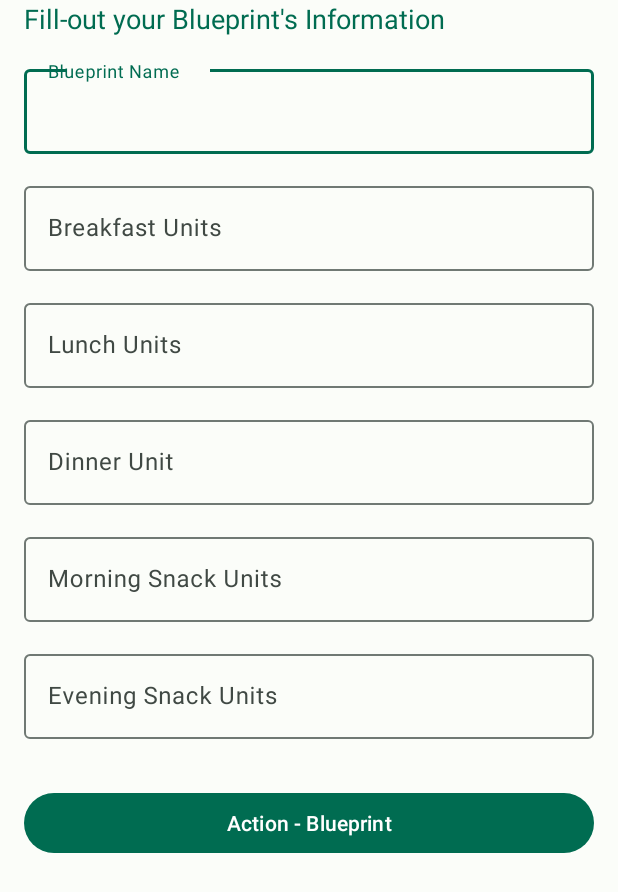
After one commit to AnnieBonav/StopGuessing, an Android app: the fragment InteractsBlueprintsFragment shown on its own in the app's theme, on a phone screen of 412 x 824 dp. The commit adds this screen. Shown: the top 892 px of the screen. Run offline under Robolectric (Android 15) with nearby library versions, the phone set to English and light mode, and no system bars; our stand-ins replace Room's generated code, data binding; 1 statement that could not run was skipped.

Commit message:
Adds Blueprints Interactions Fragment
Not currently working

```diff
--- /dev/null
+++ b/StopGuessingM3/app/src/main/java/com/anniebonav/stopguessingm3/data/UIViewModelInteractBlueprint.kt
@@ -0,0 +1,30 @@
+package com.anniebonav.stopguessingm3.data
+
+import androidx.lifecycle.MutableLiveData
+import androidx.lifecycle.ViewModel
+
+class UIViewModelInteractBlueprint: ViewModel() {
+    val currentBlueprintName: MutableLiveData<String> by lazy {
+        MutableLiveData<String>()
+    }
+
+    val currentBlueprintBreakfastUnits: MutableLiveData<String> by lazy {
+        MutableLiveData<String>()
+    }
+
+    val currentBlueprintLunchUnits: MutableLiveData<String> by lazy {
+        MutableLiveData<String>()
+    }
+
+    val currentBlueprintDinnerUnits: MutableLiveData<String> by lazy {
+        MutableLiveData<String>()
+    }
+
+    val currentBlueprintMorningSnackUnits: MutableLiveData<String> by lazy {
+        MutableLiveData<String>()
+    }
+
+    val currentBlueprintEveningSnackUnits: MutableLiveData<String> by lazy {
+        MutableLiveData<String>()
+    }
+}
--- /dev/null
+++ b/StopGuessingM3/app/src/main/java/com/anniebonav/stopguessingm3/fragments/InteractsBlueprintsFragment.kt
@@ -0,0 +1,59 @@
+package com.anniebonav.stopguessingm3.fragments
+
+import android.os.Bundle
+import android.os.Handler
+import android.os.Looper
+import androidx.fragment.app.Fragment
+import android.view.LayoutInflater
+import android.view.View
+import android.view.ViewGroup
+import androidx.fragment.app.viewModels
+import com.anniebonav.stopguessingm3.MainActivity
+import com.anniebonav.stopguessingm3.R
+import com.anniebonav.stopguessingm3.StopGuessingDatabase
+import com.anniebonav.stopguessingm3.data.UIViewModelInteractBlueprint
+import com.anniebonav.stopguessingm3.databinding.FragmentInteractsBlueprintsBinding
+
+class InteractsBlueprintsFragment : Fragment() {
+    private var _binding: FragmentInteractsBlueprintsBinding? = null
+    private val binding get() = _binding!!
+    private val _blueprintViewModel: UIViewModelInteractBlueprint by viewModels()
+
+    override fun onCreateView(
+        inflater: LayoutInflater, container: ViewGroup?,
+        savedInstanceState: Bundle?
+    ): View? {
+        val context = activity as MainActivity
+        _binding = FragmentInteractsBlueprintsBinding.inflate(inflater, container,false)
+
+        binding.lifecycleOwner = viewLifecycleOwner
+        binding.blueprintsViewModel = _blueprintViewModel
+
+        val blueprintDao = StopGuessingDatabase.getDatabase(context).ingredientDao()
+        /*
+        if(arguments != null){ //If I am sending arguments, it means that I am updating an ingredient and not adding one. This way I reuse my View Model.
+            var selectedIngredientId = arguments?.getInt("selectedIngredient")
+            binding.crudActionButton.text = "Update Ingredient"
+            Thread{
+                val selectedIngredient = ingredientDao.getIngredient(selectedIngredientId!!)
+                Handler(Looper.getMainLooper()).post {
+                    _ingredientViewModel.currentIngredientName.value = selectedIngredient.ingredientName
+                    _ingredientViewModel.currentIngredientCategory.value = selectedIngredient.ingredientCategory
+                    _ingredientViewModel.currentIngredientAmount.value = selectedIngredient.ingredientAmount.toString()
+                    _ingredientViewModel.currentIngredientMeasurement.value = selectedIngredient.ingredientMeasurement
+                }
+            }.start()
+
+            binding.crudActionButton.setOnClickListener(){
+                UpdateIngredient(ingredientDao, selectedIngredientId!!)
+            }
+        }else{
+            binding.crudActionButton.text = "Add Ingredient"
+
+            binding.crudActionButton.setOnClickListener(){
+                CreateIngredient(ingredientDao)
+            }
+        }*/
+        return binding.root
+    }
+}
--- a/StopGuessingM3/app/src/main/java/com/anniebonav/stopguessingm3/InteractsIngredientFragment.kt
+++ b/StopGuessingM3/app/src/main/java/com/anniebonav/stopguessingm3/fragments/InteractsIngredientFragment.kt
@@ -1,4 +1,4 @@
-package com.anniebonav.stopguessingm3
+package com.anniebonav.stopguessingm3.fragments
 
 import android.os.Bundle
 import android.os.Handler
@@ -11,6 +11,9 @@ import android.view.ViewGroup
 import android.widget.Toast
 import androidx.fragment.app.viewModels
 import androidx.navigation.fragment.findNavController
+import com.anniebonav.stopguessingm3.MainActivity
+import com.anniebonav.stopguessingm3.R
+import com.anniebonav.stopguessingm3.StopGuessingDatabase
 import com.anniebonav.stopguessingm3.data.Ingredients.Ingredient
 import com.anniebonav.stopguessingm3.data.Ingredients.IngredientDAO
 import com.anniebonav.stopguessingm3.data.UIViewModelInteractIngredient
--- /dev/null
+++ b/StopGuessingM3/app/src/main/res/layout/fragment_interacts_blueprints.xml
@@ -0,0 +1,143 @@
+<?xml version="1.0" encoding="utf-8"?>
+<layout xmlns:android="http://schemas.android.com/apk/res/android"
+    xmlns:app="http://schemas.android.com/apk/res-auto"
+    xmlns:tools="http://schemas.android.com/tools">
+    <data>
+        <variable
+            name="blueprintsViewModel"
+            type="com.anniebonav.stopguessingm3.data.UIViewModelInteractBlueprint"/>
+    </data>
+    <androidx.constraintlayout.widget.ConstraintLayout
+        android:layout_width="match_parent"
+        android:layout_height="match_parent"
+        tools:context=".fragments.InteractsBlueprintsFragment">
+
+        <TextView
+            android:id="@+id/blueprintInstruction"
+            android:layout_width="wrap_content"
+            android:layout_height="wrap_content"
+            android:layout_weight="1"
+            android:paddingLeft="16dp"
+            android:text="Fill-out your Blueprint's Information"
+            android:textAppearance="@style/TextAppearance.AppCompat.Medium"
+            android:textColor="@color/md_theme_light_primary"
+            app:layout_constraintStart_toStartOf="parent"
+            app:layout_constraintTop_toTopOf="parent" />
+
+        <com.google.android.material.textfield.TextInputLayout
+            android:id="@+id/blueprintNameInput"
+            android:layout_width="match_parent"
+            android:layout_height="wrap_content"
+            android:hint="Blueprint Name"
+            android:layout_marginTop="16dp"
+            app:layout_constraintTop_toBottomOf="@+id/blueprintInstruction"
+            app:startIconContentDescription="@string/delete_icon"
+            app:endIconMode="clear_text">
+
+            <com.google.android.material.textfield.TextInputEditText
+                android:text="@={blueprintsViewModel.currentBlueprintName}"
+                android:layout_width="match_parent"
+                android:layout_height="wrap_content"
+                android:layout_marginHorizontal="16dp"/>
+        </com.google.android.material.textfield.TextInputLayout>
+
+        <com.google.android.material.textfield.TextInputLayout
+            android:id="@+id/blueprintBreakfastUnitsInput"
+            android:layout_width="match_parent"
+            android:layout_height="wrap_content"
+            android:hint="Breakfast Units"
+            android:layout_marginTop="16dp"
+            app:layout_constraintTop_toBottomOf="@+id/blueprintNameInput"
+            app:endIconMode="clear_text">
+
+            <com.google.android.material.textfield.TextInputEditText
+                android:text="@={blueprintsViewModel.currentBlueprintBreakfastUnits}"
+                android:layout_width="match_parent"
+                android:layout_height="wrap_content"
+                android:inputType="number"
+                android:layout_marginHorizontal="16dp"/>
+
+        </com.google.android.material.textfield.TextInputLayout>
+
+        <com.google.android.material.textfield.TextInputLayout
+            android:id="@+id/blueprintLunchUnitsInput"
+            android:layout_width="match_parent"
+            android:layout_height="wrap_content"
+            android:hint="Lunch Units"
+            android:layout_marginTop="16dp"
+            app:layout_constraintTop_toBottomOf="@+id/blueprintBreakfastUnitsInput"
+            app:endIconMode="clear_text">
+
+            <com.google.android.material.textfield.TextInputEditText
+                android:layout_width="match_parent"
+                android:layout_height="wrap_content"
+                android:layout_marginHorizontal="16dp"
+                android:inputType="number"
+                android:text="@={blueprintsViewModel.currentBlueprintLunchUnits}" />
+
+        </com.google.android.material.textfield.TextInputLayout>
+
+        <com.google.android.material.textfield.TextInputLayout
+            android:id="@+id/blueprintDinnerUnitsInput"
+            android:layout_width="match_parent"
+            android:layout_height="wrap_content"
+            android:hint="Dinner Unit"
+            android:layout_marginTop="16dp"
+            app:layout_constraintTop_toBottomOf="@+id/blueprintLunchUnitsInput"
+            app:endIconMode="clear_text">
+
+            <com.google.android.material.textfield.TextInputEditText
+                android:layout_width="match_parent"
+                android:layout_height="wrap_content"
+                android:layout_marginHorizontal="16dp"
+                android:inputType="number"
+                android:text="@={blueprintsViewModel.currentBlueprintDinnerUnits}"/>
+
+        </com.google.android.material.textfield.TextInputLayout>
+
+        <com.google.android.material.textfield.TextInputLayout
+            android:id="@+id/blueprintMorningSnackUnitsInput"
+            android:layout_width="match_parent"
+            android:layout_height="wrap_content"
+            android:hint="Morning Snack Units"
+            android:layout_marginTop="16dp"
+            app:layout_constraintTop_toBottomOf="@+id/blueprintDinnerUnitsInput"
+            app:endIconMode="clear_text">
+
+            <com.google.android.material.textfield.TextInputEditText
+                android:layout_width="match_parent"
+                android:layout_height="wrap_content"
+                android:layout_marginHorizontal="16dp"
+                android:inputType="number"
+                android:text="@={blueprintsViewModel.currentBlueprintMorningSnackUnits}"/>
+        </com.google.android.material.textfield.TextInputLayout>
+
+        <com.google.android.material.textfield.TextInputLayout
+            android:id="@+id/blueprintEveningSnackUnitsInput"
+            android:layout_width="match_parent"
+            android:layout_height="wrap_content"
+            android:hint="Evening Snack Units"
+            android:layout_marginTop="16dp"
+            app:layout_constraintTop_toBottomOf="@+id/blueprintMorningSnackUnitsInput"
+            app:endIconMode="clear_text">
+
+            <com.google.android.material.textfield.TextInputEditText
+                android:layout_width="match_parent"
+                android:layout_height="wrap_content"
+                android:layout_marginHorizontal="16dp"
+                android:inputType="number"
+                android:text="@={blueprintsViewModel.currentBlueprintEveningSnackUnits}"/>
+
+        </com.google.android.material.textfield.TextInputLayout>
+
+        <Button
+            android:id="@+id/crudActionButton"
+            android:layout_width="match_parent"
+            android:layout_height="wrap_content"
+            android:layout_marginTop="32dp"
+            android:layout_marginHorizontal="16dp"
+            app:layout_constraintTop_toBottomOf="@+id/blueprintEveningSnackUnitsInput"
+            android:text="Action - Blueprint"
+            />
+    </androidx.constraintlayout.widget.ConstraintLayout>
+</layout>
--- a/StopGuessingM3/app/src/main/res/navigation/nav_graph.xml
+++ b/StopGuessingM3/app/src/main/res/navigation/nav_graph.xml
@@ -80,7 +80,7 @@
     </fragment>
     <fragment
         android:id="@+id/InteractsIngredientFragment"
-        android:name="com.anniebonav.stopguessingm3.InteractsIngredientFragment"
+        android:name="com.anniebonav.stopguessingm3.fragments.InteractsIngredientFragment"
         android:label="InteractsIngredientFragment" >
         <action
             android:id="@+id/action_InteractsIngredientFragment_to_IngredientsFragment"
```
